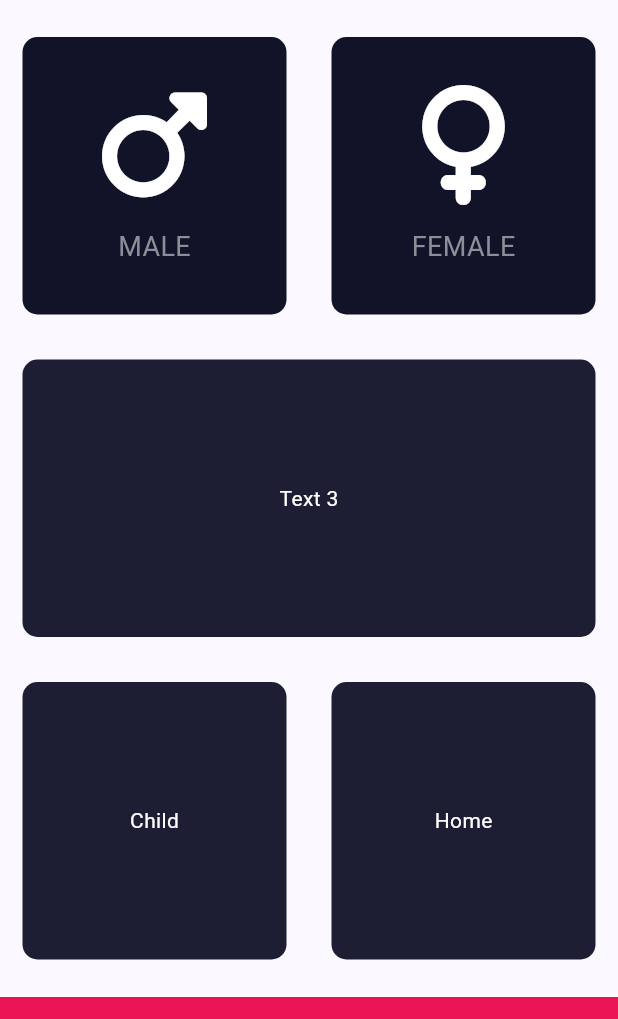
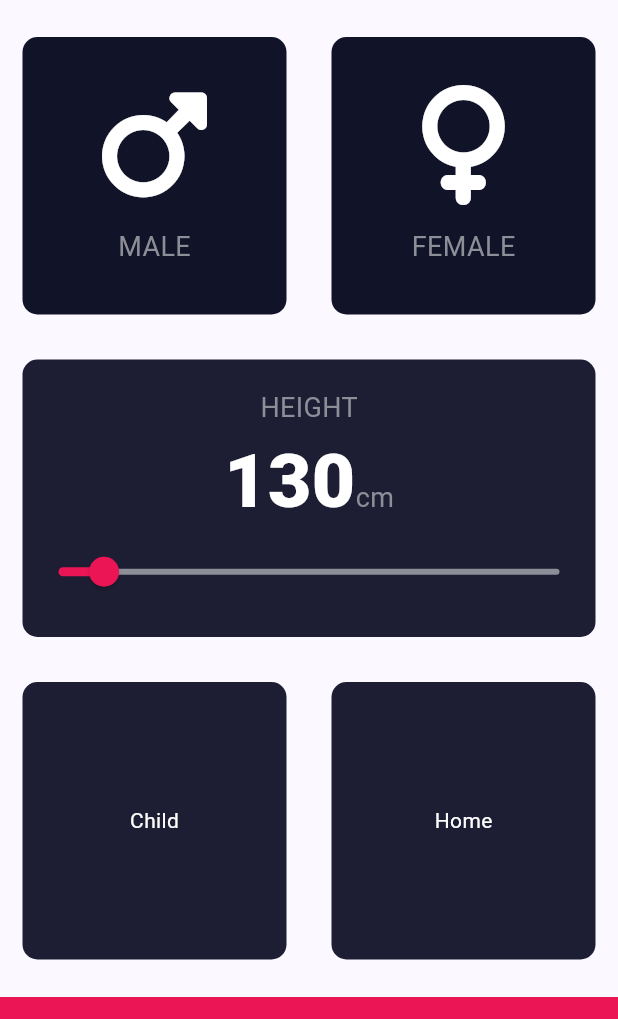
Before and after one commit to quantdev01/bmi_calculator, a Flutter app: the screen it shows after launch, on a phone screen of 412 x 824 dp, the part 119-1138 px from its top. Run offline on Flutter 3.47's test engine with Material 3 defaults, Android fonts, the phone set to English and light mode, and no system bars; our stand-ins replace font_awesome_flutter.

Commit message:
constant dart

```diff
--- /dev/null
+++ b/lib/constants.dart
@@ -0,0 +1,19 @@
+import 'package:flutter/material.dart';
+
+const kBottomBarHeight = 80.0;
+const kActiveColor = Color(0xff1d1e33);
+const kInactiveColor = Color(0xff111328);
+const kBottomBarColor = Color(0xFFEB1555);
+
+const kTextStyle = TextStyle(
+  color: Color(0xff8d8e98),
+  fontSize: 18,
+);
+
+const kNumbersTextStyle = TextStyle(
+  fontSize: 50,
+  fontWeight: FontWeight.w900,
+);
+
+const kMinHeight = 120.0;
+const kMaxHeight = 230.0;
--- a/lib/input_content.dart
+++ b/lib/input_content.dart
@@ -1,9 +1,5 @@
+import 'package:bmi_calculator_app/constants.dart';
 import 'package:flutter/material.dart';
-
-const textStyle = TextStyle(
-  color: Color(0xff8d8e98),
-  fontSize: 18,
-);
 
 class InputContent extends StatelessWidget {
   const InputContent({
@@ -28,7 +24,7 @@ class InputContent extends StatelessWidget {
         const SizedBox(height: 15),
         Text(
           maleFemaleText,
-          style: textStyle,
+          style: kTextStyle,
         )
       ],
     );
--- a/lib/input_page.dart
+++ b/lib/input_page.dart
@@ -1,14 +1,10 @@
 // ignore_for_file: prefer_const_constructors, prefer_const_literals_to_create_immutables
 
+import 'package:bmi_calculator_app/constants.dart';
 import 'package:flutter/material.dart';
 import 'package:font_awesome_flutter/font_awesome_flutter.dart';
 import 'input_content.dart';
 import 'reusable_widget.dart';
-
-const bottomBarHeight = 80.0;
-const activeColor = Color(0xff1d1e33);
-const inactiveColor = Color(0xff111328);
-const bottomBarColor = Color(0xFFEB1555);
 
 enum CardGender {
   male,
@@ -25,6 +21,7 @@ class InputPage extends StatefulWidget {
 
 class _InputPageState extends State<InputPage> {
   CardGender gender = CardGender.none;
+  int height = 130;
 
   @override
   Widget build(BuildContext context) {
@@ -45,11 +42,10 @@ class _InputPageState extends State<InputPage> {
               children: [
                 Expanded(
                   child: ReusableCard(
-                    onPress: () {
-                      gender = CardGender.male;
-                    },
-                    myColor:
-                        gender == CardGender.male ? activeColor : inactiveColor,
+                    onPress: () => gender = CardGender.male,
+                    myColor: gender == CardGender.male
+                        ? kActiveColor
+                        : kInactiveColor,
                     cardChild: InputContent(
                       icon: FontAwesomeIcons.mars,
                       maleFemaleText: "MALE",
@@ -62,8 +58,8 @@ class _InputPageState extends State<InputPage> {
                       gender = CardGender.female;
                     },
                     myColor: gender == CardGender.female
-                        ? activeColor
-                        : inactiveColor,
+                        ? kActiveColor
+                        : kInactiveColor,
                     cardChild: InputContent(
                       icon: FontAwesomeIcons.venus,
                       maleFemaleText: "FEMALE",
@@ -76,8 +72,43 @@ class _InputPageState extends State<InputPage> {
           //Readme
           Expanded(
             child: ReusableCard(
-              myColor: activeColor,
-              cardChild: Text("Text 3"),
+              myColor: kActiveColor,
+              cardChild: Column(
+                mainAxisAlignment: MainAxisAlignment.center,
+                children: [
+                  Text(
+                    "HEIGHT",
+                    style: kTextStyle,
+                  ),
+                  Row(
+                    mainAxisAlignment: MainAxisAlignment.center,
+                    crossAxisAlignment: CrossAxisAlignment.baseline,
+                    textBaseline: TextBaseline.alphabetic,
+                    children: [
+                      Text(
+                        height.toString(),
+                        style: kNumbersTextStyle,
+                      ),
+                      Text(
+                        'cm',
+                        style: kTextStyle,
+                      ),
+                    ],
+                  ),
+                  Slider(
+                    value: height.toDouble(),
+                    onChanged: (double changedHeight) {
+                      setState(() {
+                        height = changedHeight.toInt();
+                      });
+                    },
+                    activeColor: Color(0xffeb1555),
+                    inactiveColor: Color(0xff8d8e98),
+                    min: kMinHeight,
+                    max: kMaxHeight,
+                  ),
+                ],
+              ),
               onPress: () {},
             ),
           ),
@@ -88,14 +119,14 @@ class _InputPageState extends State<InputPage> {
                   flex: 1,
                   child: ReusableCard(
                     onPress: () {},
-                    myColor: activeColor,
+                    myColor: kActiveColor,
                     cardChild: Text("Child"),
                   ),
                 ),
                 Expanded(
                   flex: 1,
                   child: ReusableCard(
-                    myColor: activeColor,
+                    myColor: kActiveColor,
                     cardChild: Text("Home"),
                     onPress: () {},
                   ),
@@ -104,10 +135,10 @@ class _InputPageState extends State<InputPage> {
             ),
           ),
           Container(
-            color: bottomBarColor,
+            color: kBottomBarColor,
             margin: EdgeInsets.only(top: 10),
             width: double.infinity,
-            height: bottomBarHeight,
+            height: kBottomBarHeight,
           ),
         ],
       ),
--- a/lib/reusable_widget.dart
+++ b/lib/reusable_widget.dart
@@ -1,7 +1,7 @@
 import 'package:flutter/material.dart';
 
 class ReusableCard extends StatelessWidget {
-  ReusableCard({
+  const ReusableCard({
     super.key,
     required this.myColor,
     required this.cardChild,
@@ -15,9 +15,7 @@ class ReusableCard extends StatelessWidget {
   @override
   Widget build(BuildContext context) {
     return GestureDetector(
-      onTap: () {
-        onPress;
-      },
+      onTap: () => onPress,
       child: Container(
         margin: const EdgeInsets.all(15),
         decoration: BoxDecoration(
```
